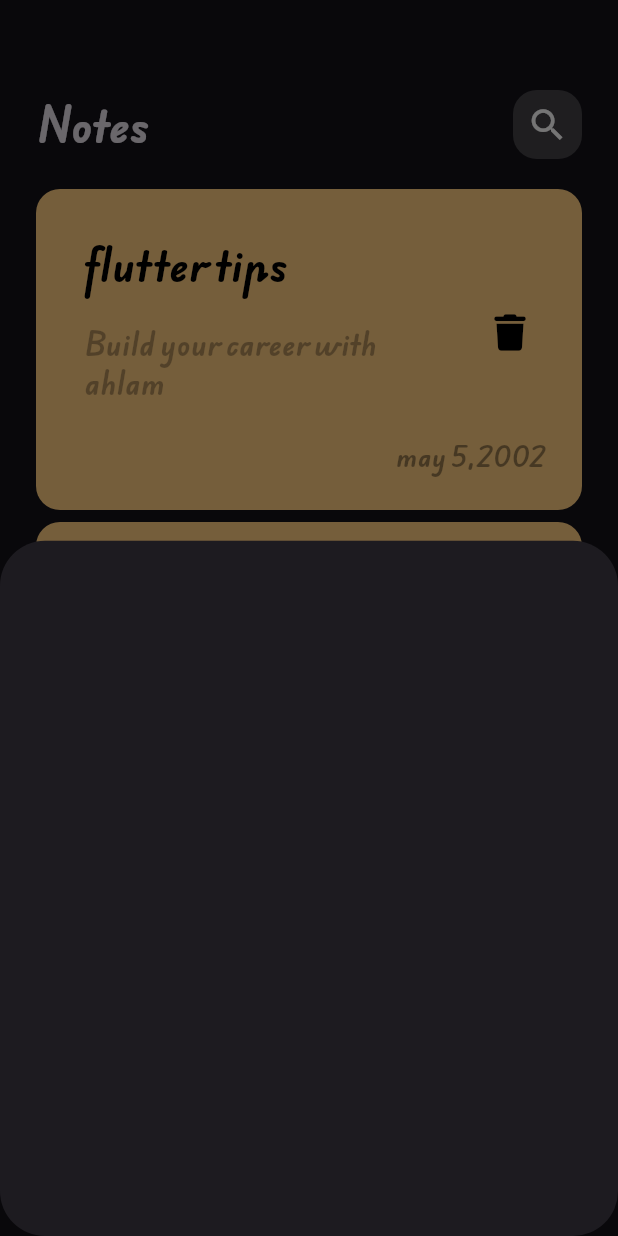
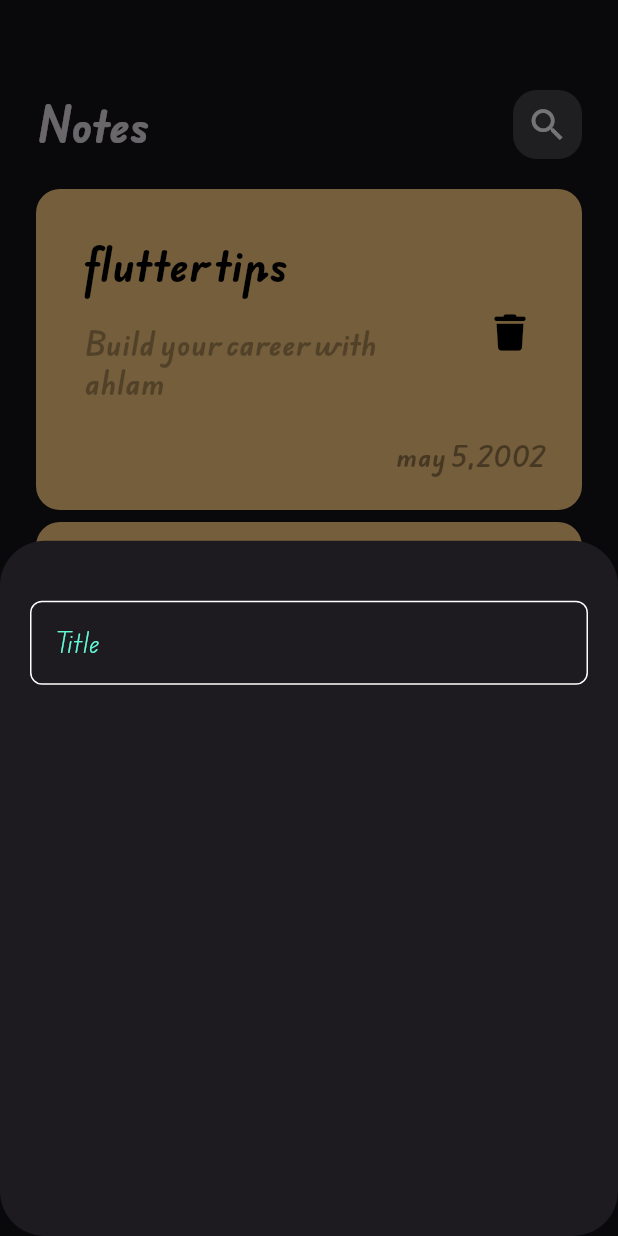
Before and after one commit to Ahlamgomaa/notes_app, a Flutter app: the screen it shows after launch, after a tap on the "add" icon, on a phone screen of 412 x 824 dp. Run offline on Flutter 3.47's test engine with Material 3 defaults, Android fonts, the phone set to English and light mode, and no system bars; our stand-ins replace font_awesome_flutter.

Commit message:
create custom text field

```diff
--- /dev/null
+++ b/lib/constant.dart
@@ -0,0 +1,3 @@
+ import 'package:flutter/material.dart';
+
+const kPrimaryColor=Color(0xFF62FCD7);
--- a/lib/views/notes_view.dart
+++ b/lib/views/notes_view.dart
@@ -1,4 +1,5 @@
 import 'package:flutter/material.dart';
+import 'package:notes_app/constant.dart';
 import 'package:notes_app/widgets/custom_add_note_sheet.dart';
 
 import 'package:notes_app/widgets/custom_notes_body.dart';
@@ -9,9 +10,11 @@ class NotesView extends StatelessWidget {
   Widget build(BuildContext context) {
     return Scaffold(
       floatingActionButton: FloatingActionButton(
-        backgroundColor: Colors.blue.withOpacity(.5),
+
+        backgroundColor: kPrimaryColor,
         onPressed: () {
           showModalBottomSheet(
+
               shape: RoundedRectangleBorder(
                 borderRadius: BorderRadius.circular(30),
               ),
--- a/lib/widgets/custom_add_note_sheet.dart
+++ b/lib/widgets/custom_add_note_sheet.dart
@@ -1,10 +1,21 @@
 import 'package:flutter/material.dart';
+import 'package:notes_app/widgets/custom_text_field.dart';
 
 class AddNoteSheet extends StatelessWidget {
   const AddNoteSheet({super.key});
 
   @override
   Widget build(BuildContext context) {
-    return Container();
+    return const Padding(
+      padding:  EdgeInsets.symmetric(horizontal: 20),
+      child: Column(
+        children: [
+          SizedBox(
+            height: 40,
+          ),
+          CustomTextField(),
+        ],
+      ),
+    );
   }
 }
--- /dev/null
+++ b/lib/widgets/custom_text_field.dart
@@ -0,0 +1,29 @@
+import 'package:flutter/material.dart';
+import 'package:notes_app/constant.dart';
+
+class CustomTextField extends StatelessWidget {
+  const CustomTextField({super.key});
+
+  @override
+  Widget build(BuildContext context) {
+    return TextField(
+      cursorColor: kPrimaryColor,
+      decoration: InputDecoration(
+        hintText: 'Title',
+        hintStyle: const TextStyle(color: kPrimaryColor,),
+        border: buildBorder(),
+        enabledBorder: buildBorder(),
+        focusedBorder: buildBorder(kPrimaryColor),
+      ),
+    );
+  }
+
+  OutlineInputBorder buildBorder([color]) {
+    return OutlineInputBorder(
+      borderRadius: BorderRadius.circular(8),
+      borderSide: BorderSide(
+        color: color ?? Colors.white,
+      ),
+    );
+  }
+}
```
